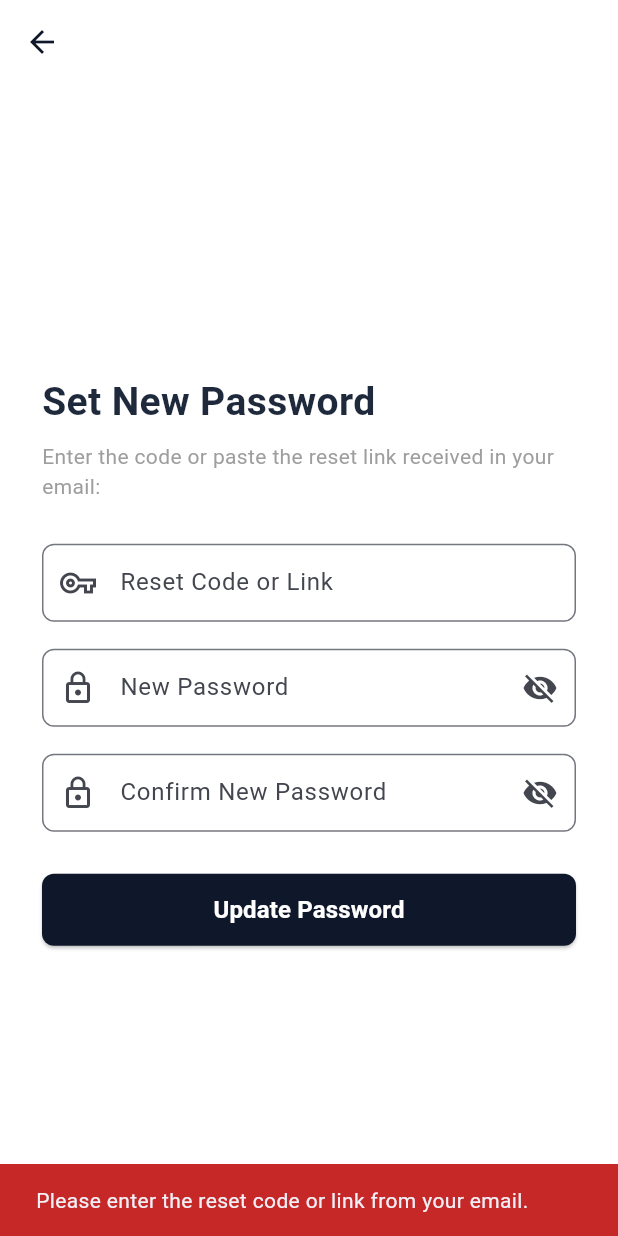
After one commit to uchiha0bd/Project_Map, a Flutter app: the ResetPasswordView screen opened directly, after a tap on "Update Password", on a phone screen of 412 x 824 dp. The commit adds this screen. Run offline on Flutter 3.47's test engine with Material 3 defaults, Android fonts, the phone set to English and light mode, and no system bars; our stand-ins replace cloud_firestore, firebase_auth, firebase_core; accounts and stored records are empty.

Commit message:
feat: finalize email password recovery flow

```diff
--- /dev/null
+++ b/frontend/lib/views/reset_password_view.dart
@@ -0,0 +1,219 @@
+import 'package:flutter/material.dart';
+import 'package:firebase_auth/firebase_auth.dart';
+
+class ResetPasswordView extends StatefulWidget {
+  final String? initialEmail;
+
+  const ResetPasswordView({super.key, this.initialEmail});
+
+  @override
+  State<ResetPasswordView> createState() => _ResetPasswordViewState();
+}
+
+class _ResetPasswordViewState extends State<ResetPasswordView> {
+  final TextEditingController _codeController = TextEditingController();
+  final TextEditingController _newPasswordController = TextEditingController();
+  final TextEditingController _confirmPasswordController = TextEditingController();
+
+  bool _obscureNew = true;
+  bool _obscureConfirm = true;
+  bool _isLoading = false;
+
+  @override
+  void dispose() {
+    _codeController.dispose();
+    _newPasswordController.dispose();
+    _confirmPasswordController.dispose();
+    super.dispose();
+  }
+
+  // Extracts the code even if the user pastes the entire link from their email
+  String _parseCode(String rawInput) {
+    final trimmed = rawInput.trim();
+    if (trimmed.contains('oobCode=')) {
+      final uri = Uri.tryParse(trimmed);
+      if (uri != null && uri.queryParameters.containsKey('oobCode')) {
+        return uri.queryParameters['oobCode']!;
+      }
+    }
+    return trimmed;
+  }
+
+  Future<void> _handleResetPassword() async {
+    final rawCode = _codeController.text.trim();
+    final newPassword = _newPasswordController.text;
+    final confirmPassword = _confirmPasswordController.text;
+
+    if (rawCode.isEmpty) {
+      _showMessage('Please enter the reset code or link from your email.', isError: true);
+      return;
+    }
+
+    if (newPassword.length < 6) {
+      _showMessage('Password must be at least 6 characters.', isError: true);
+      return;
+    }
+
+    if (newPassword != confirmPassword) {
+      _showMessage('Passwords do not match. Please re-check.', isError: true);
+      return;
+    }
+
+    final code = _parseCode(rawCode);
+
+    setState(() => _isLoading = true);
+
+    try {
+      await FirebaseAuth.instance.confirmPasswordReset(
+        code: code,
+        newPassword: newPassword,
+      );
+
+      if (!mounted) return;
+
+      _showMessage('Password successfully reset! Please login with your new password.');
+      Navigator.pop(context); // Return to login page
+    } on FirebaseAuthException catch (e) {
+      if (!mounted) return;
+
+      String message = 'Failed to reset password.';
+      if (e.code == 'expired-action-code') {
+        message = 'The reset link/code has expired. Please request a new one.';
+      } else if (e.code == 'invalid-action-code') {
+        message = 'The reset link/code is invalid. Please copy the latest code received.';
+      } else if (e.code == 'weak-password') {
+        message = 'The password is too weak.';
+      }
+      _showMessage(message, isError: true);
+    } catch (e) {
+      if (!mounted) return;
+      _showMessage('An error occurred: $e', isError: true);
+    } finally {
+      if (mounted) setState(() => _isLoading = false);
+    }
+  }
+
+  void _showMessage(String text, {bool isError = false}) {
+    ScaffoldMessenger.of(context).showSnackBar(
+      SnackBar(
+        content: Text(text),
+        backgroundColor: isError ? Colors.red[800] : Colors.green[800],
+      ),
+    );
+  }
+
+  @override
+  Widget build(BuildContext context) {
+    return Scaffold(
+      backgroundColor: Colors.white,
+      appBar: AppBar(
+        backgroundColor: Colors.white,
+        elevation: 0,
+        leading: IconButton(
+          icon: const Icon(Icons.arrow_back, color: Color(0xFF0F172A)),
+          onPressed: () => Navigator.pop(context),
+        ),
+      ),
+      body: SafeArea(
+        child: Center(
+          child: SingleChildScrollView(
+            padding: const EdgeInsets.symmetric(horizontal: 28.0),
+            child: Column(
+              crossAxisAlignment: CrossAxisAlignment.stretch,
+              children: [
+                const Text(
+                  'Set New Password',
+                  style: TextStyle(
+                    fontSize: 26,
+                    fontWeight: FontWeight.bold,
+                    color: Color(0xFF1E293B),
+                  ),
+                ),
+                const SizedBox(height: 8),
+                Text(
+                  widget.initialEmail != null
+                      ? 'A reset link was sent to ${widget.initialEmail}.\nEnter the code or paste the link below:'
+                      : 'Enter the code or paste the reset link received in your email:',
+                  style: const TextStyle(fontSize: 14, color: Colors.grey),
+                ),
+                const SizedBox(height: 28),
+
+                // Code or Link Input
+                TextField(
+                  controller: _codeController,
+                  decoration: InputDecoration(
+                    labelText: 'Reset Code or Link',
+                    hintText: 'Paste code or full email link here',
+                    prefixIcon: const Icon(Icons.vpn_key_outlined),
+                    border: OutlineInputBorder(borderRadius: BorderRadius.circular(8)),
+                    contentPadding: const EdgeInsets.symmetric(horizontal: 16, vertical: 14),
+                  ),
+                ),
+                const SizedBox(height: 18),
+
+                // New Password Input
+                TextField(
+                  controller: _newPasswordController,
+                  obscureText: _obscureNew,
+                  decoration: InputDecoration(
+                    labelText: 'New Password',
+                    hintText: 'Minimum 6 characters',
+                    prefixIcon: const Icon(Icons.lock_outline),
+                    suffixIcon: IconButton(
+                      icon: Icon(_obscureNew ? Icons.visibility_off : Icons.visibility),
+                      onPressed: () => setState(() => _obscureNew = !_obscureNew),
+                    ),
+                    border: OutlineInputBorder(borderRadius: BorderRadius.circular(8)),
+                    contentPadding: const EdgeInsets.symmetric(horizontal: 16, vertical: 14),
+                  ),
+                ),
+                const SizedBox(height: 18),
+
+                // Confirm New Password Input
+                TextField(
+                  controller: _confirmPasswordController,
+                  obscureText: _obscureConfirm,
+                  decoration: InputDecoration(
+                    labelText: 'Confirm New Password',
+                    hintText: 'Re-enter your new password',
+                    prefixIcon: const Icon(Icons.lock_outline),
+                    suffixIcon: IconButton(
+                      icon: Icon(_obscureConfirm ? Icons.visibility_off : Icons.visibility),
+                      onPressed: () => setState(() => _obscureConfirm = !_obscureConfirm),
+                    ),
+                    border: OutlineInputBorder(borderRadius: BorderRadius.circular(8)),
+                    contentPadding: const EdgeInsets.symmetric(horizontal: 16, vertical: 14),
+                  ),
+                ),
+                const SizedBox(height: 28),
+
+                // Submit Button
+                SizedBox(
+                  height: 48,
+                  child: ElevatedButton(
+                    onPressed: _isLoading ? null : _handleResetPassword,
+                    style: ElevatedButton.styleFrom(
+                      backgroundColor: const Color(0xFF0F172A),
+                      foregroundColor: Colors.white,
+                      shape: RoundedRectangleBorder(borderRadius: BorderRadius.circular(8)),
+                    ),
+                    child: _isLoading
+                        ? const SizedBox(
+                            width: 20,
+                            height: 20,
+                            child: CircularProgressIndicator(color: Colors.white, strokeWidth: 2),
+                          )
+                        : const Text(
+                            'Update Password',
+                            style: TextStyle(fontSize: 16, fontWeight: FontWeight.w600),
+                          ),
+                  ),
+                ),
+              ],
+            ),
+          ),
+        ),
+      ),
+    );
+  }
+}
```
Also changed, not shown: frontend/lib/views/login_view.dart (+123 -26 lines), frontend/pubspec.lock.
